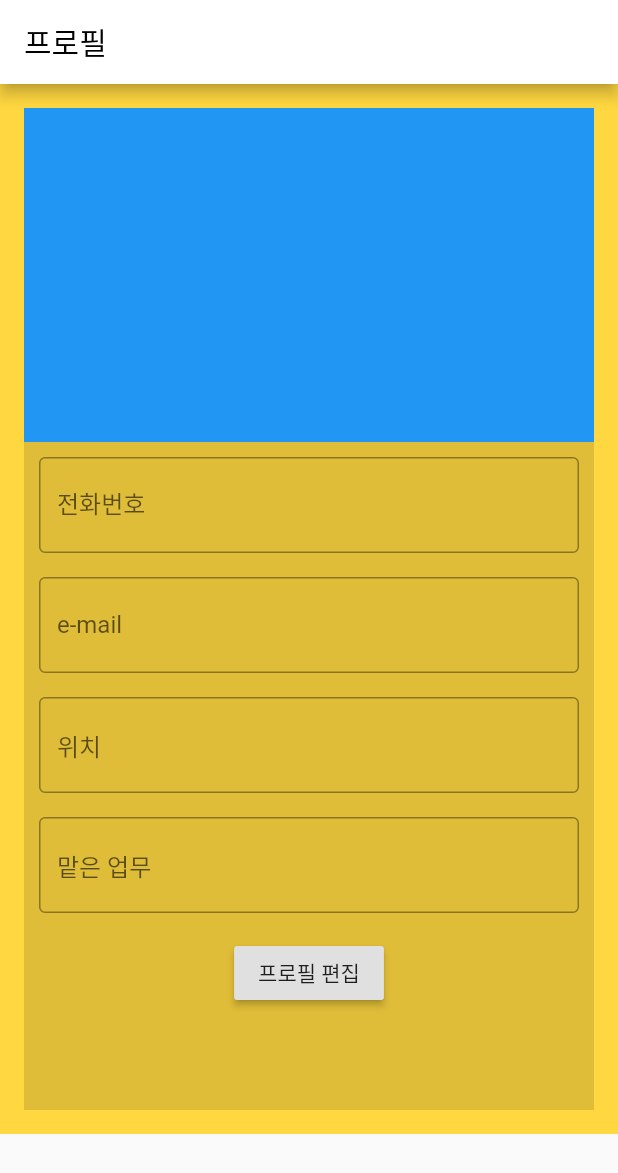
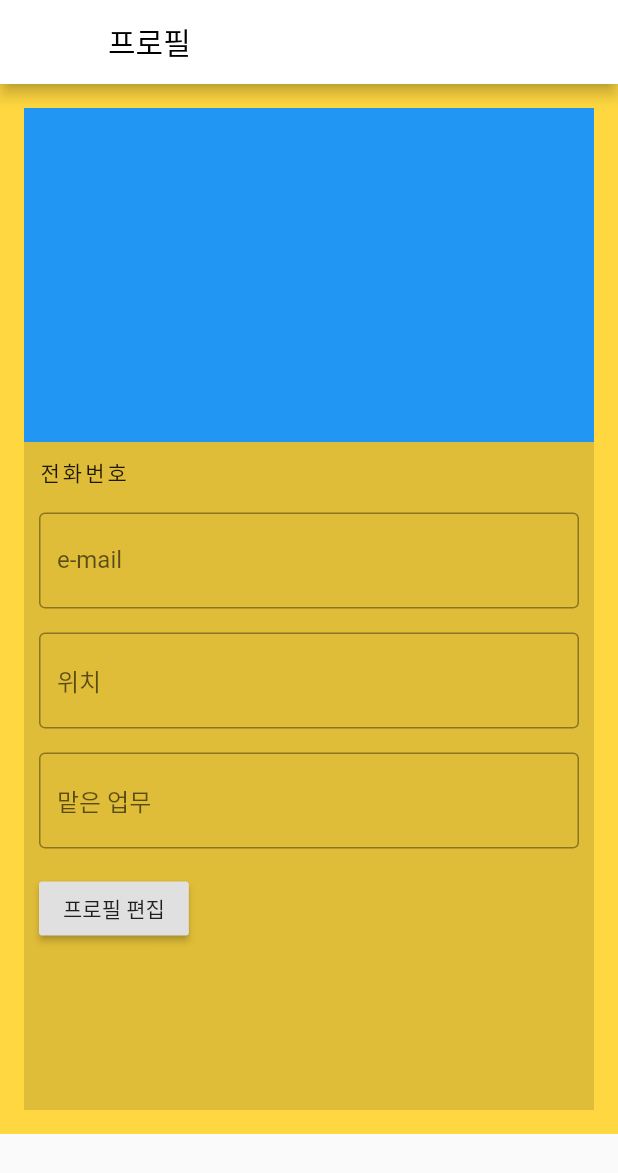
Before and after one commit to silverstar03/flutter_practice, a Flutter app: the Myprofile screen opened directly, on a phone screen of 412 x 824 dp. Shown: the top 1173 px of the screen. Run offline on Flutter 3.47's test engine with Material 2 defaults, Android fonts, the phone set to English and light mode, and no system bars; our stand-ins replace image_picker.

Commit message:
사진 불러오는 기능 추가 및 채팅 기능 추가 할 파일 생성

```diff
--- /dev/null
+++ b/lib/chatting.dart
@@ -0,0 +1 @@
+import 'package:flutter/material.dart';
--- a/lib/main.dart
+++ b/lib/main.dart
@@ -3,6 +3,7 @@ import 'package:flutter/material.dart';
 
 import 'profile_modify.dart';
 import 'profile.dart';
+
 
 void main() {
   runApp(MyApp());
@@ -17,7 +18,7 @@ class MyApp extends StatelessWidget {
       theme: ThemeData(
         primarySwatch: Colors.blue,
       ),
-      home: Myprofile(),
+      home: RegistProfile(),
       // home: profile_modify(),
     );
   }
@@ -65,15 +66,12 @@ class _MyprofileState extends State<Myprofile> {
       padding: EdgeInsets.all(10),
       color: Colors.black12,
       child: Column(
-        // mainAxisAlignment: MainAxisAlignment.spaceEvenly,
+        crossAxisAlignment: CrossAxisAlignment.start,
           children: <Widget>[
-            TextFormField(
-              decoration:InputDecoration(
-                labelText: '전화번호',
-                hintText: '전화번호',
-                border: OutlineInputBorder(),
+            Text('전화번호',
+              style: TextStyle(
+                letterSpacing: 2.0,
               ),
-              keyboardType:TextInputType.number,
             ),
             SizedBox(
               height:16.0,
```
Also changed, not shown: lib/profile.dart (+111 -112 lines), pubspec.yaml (+4 -4 lines), pubspec.lock, 1 other file.
